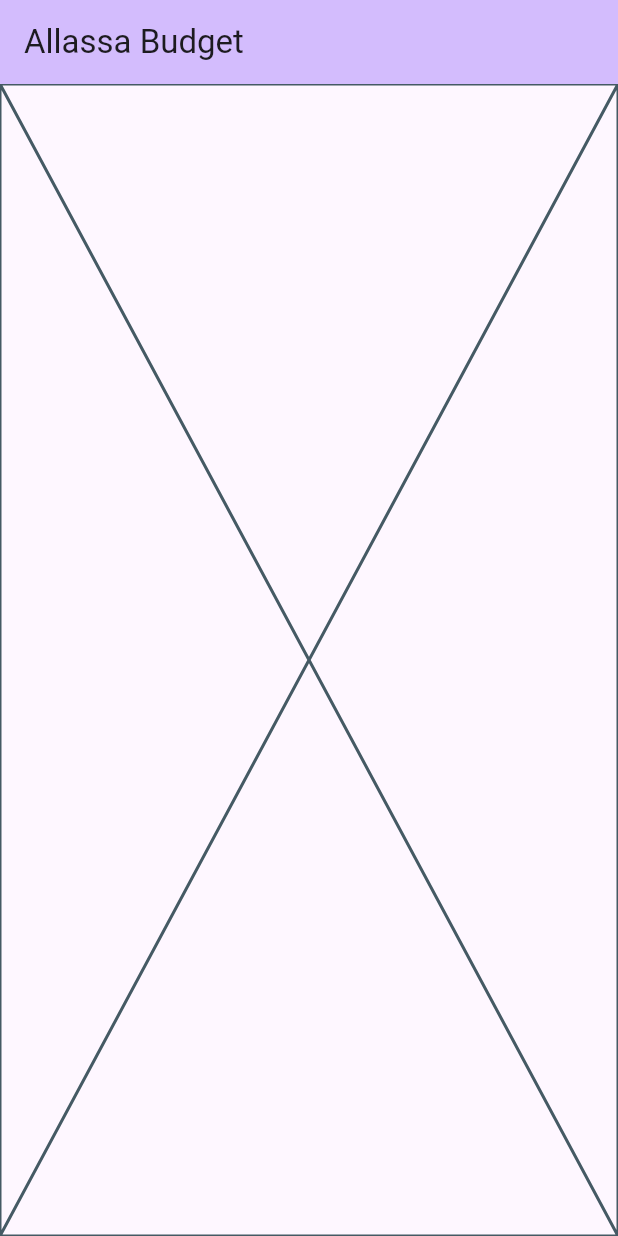
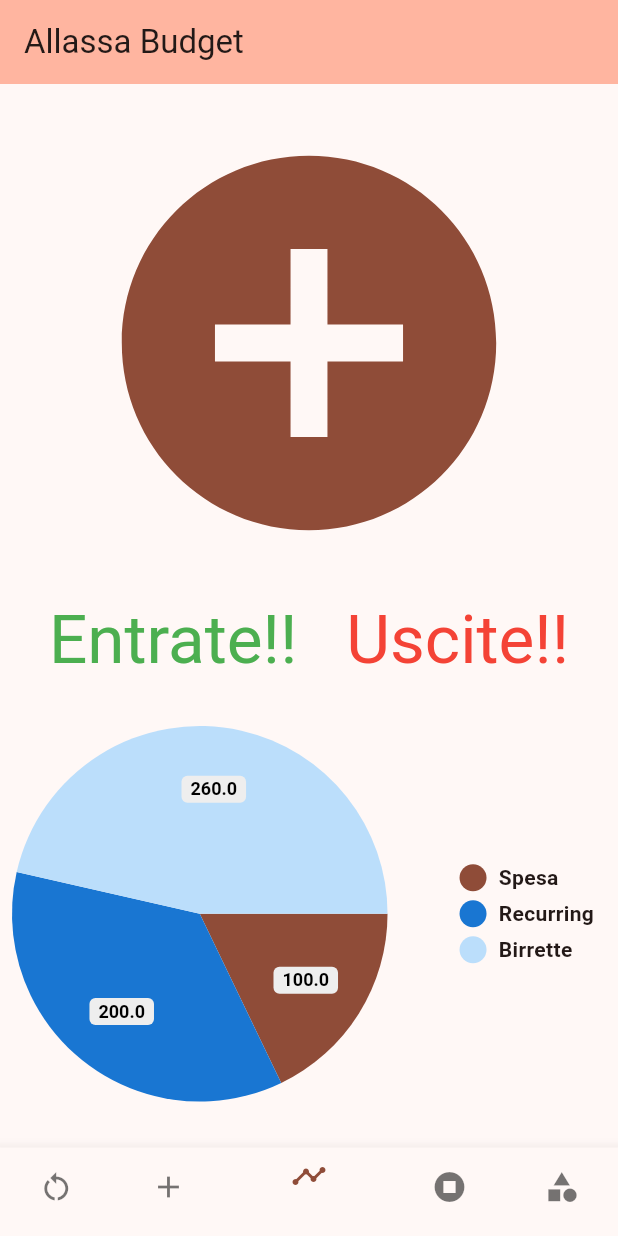
Before and after one commit to rave98/allassabudget, a Flutter app: the screen it shows after launch, on a phone screen of 412 x 824 dp. Run offline on Flutter 3.47's test engine with Material 2 defaults, Android fonts, the light colour scheme and no system bars; drawn by our look-alikes of pie_chart.

Commit message:
feat: added homepage and navigation bar

```diff
--- /dev/null
+++ b/lib/Homepage/homepage.dart
@@ -0,0 +1,37 @@
+import 'package:flutter/material.dart';
+import 'package:pie_chart/pie_chart.dart';
+
+/// HomePage of the application, displaying basic information
+class HomePage extends StatelessWidget {
+  const HomePage({super.key});
+
+  @override
+  Widget build(BuildContext context) {
+    return Column(
+      mainAxisAlignment: MainAxisAlignment.spaceEvenly,
+      children: [
+        MaterialButton(
+          onPressed: () {},
+          child: Icon(Icons.add_circle, color: Theme.of(context).primaryColor, size: 300,),),
+        Row(
+          mainAxisAlignment: MainAxisAlignment.spaceEvenly,
+          children: [
+             Text("Entrate!!", style: Theme.of(context).textTheme.displayMedium?.copyWith(color: Colors.green),),
+             Text("Uscite!!", style: Theme.of(context).textTheme.displayMedium?.copyWith(color: Colors.red),)
+          ],
+        ),
+        PieChart(
+          colorList: [
+            Theme.of(context).primaryColor,
+            Theme.of(context).primaryColorDark,
+            Theme.of(context).primaryColorLight
+          ],
+          dataMap: {
+            "Spesa": 100,
+            "Recurring": 200,
+            "Birrette": 260
+          })
+      ],
+    );
+  }
+}
--- /dev/null
+++ b/lib/app_theme.dart
@@ -0,0 +1,6 @@
+import 'package:flutter/material.dart';
+
+var appTheme = ThemeData(
+  colorScheme: ColorScheme.fromSeed(seedColor: Colors.deepOrange),
+  useMaterial3: true,
+);
--- a/lib/main.dart
+++ b/lib/main.dart
@@ -1,3 +1,5 @@
+import 'package:allassabudget/Homepage/homepage.dart';
+import 'package:allassabudget/app_theme.dart';
 import 'package:flutter/material.dart';
 
 void main() {
@@ -11,10 +13,7 @@ class MyApp extends StatelessWidget {
   Widget build(BuildContext context) {
     return MaterialApp(
       title: 'Allassa Budget',
-      theme: ThemeData(
-        colorScheme: ColorScheme.fromSeed(seedColor: Colors.deepPurple),
-        useMaterial3: true,
-      ),
+      theme: appTheme,
       home: const MyHomePage(title: 'Allassa Budget'),
     );
   }
@@ -29,6 +28,7 @@ class MyHomePage extends StatefulWidget {
 }
 
 class _MyHomePageState extends State<MyHomePage> {
+  int _currentIndex = 2;
 
   @override
   Widget build(BuildContext context) {
@@ -38,8 +38,20 @@ class _MyHomePageState extends State<MyHomePage> {
         title: Text(widget.title),
       ),
       body: const Center(
-        child: Placeholder(),
+        child: HomePage()
       ),
+      bottomNavigationBar: BottomNavigationBar(
+        currentIndex: _currentIndex,
+        onTap: (int selectedIndex) => setState(() => _currentIndex = selectedIndex),
+        selectedItemColor: Theme.of(context).primaryColor,
+        unselectedItemColor: Theme.of(context).unselectedWidgetColor,
+        items: const <BottomNavigationBarItem>[
+          BottomNavigationBarItem(icon: Icon(Icons.restart_alt), label: 'Recurring expenses'),
+          BottomNavigationBarItem(icon: Icon(Icons.add), label: 'Add expense'),
+          BottomNavigationBarItem(icon: Icon(Icons.timeline), label: ''),
+          BottomNavigationBarItem(icon: Icon(Icons.stop_circle), label: 'Budget cap'),
+          BottomNavigationBarItem(icon: Icon(Icons.category), label: 'Categories'),
+        ]),
     );
   }
 }
```
